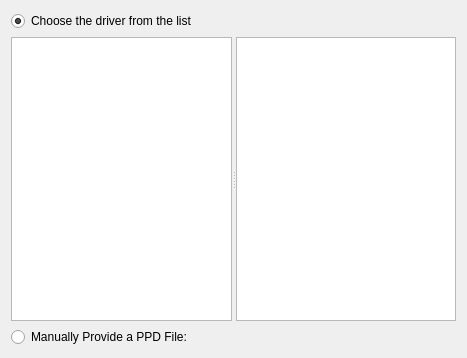
This is libkcups/SelectMakeModel.ui in KDE/print-manager as Qt 5 draws it before an edit. The edited form follows.
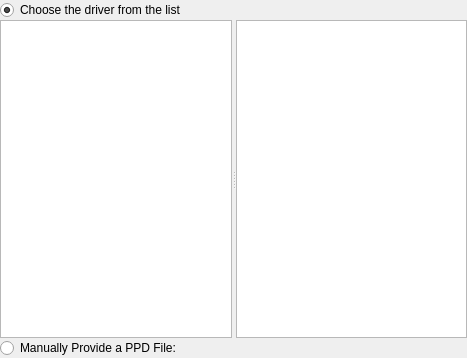
This is the edited form. Custom widgets are drawn as their Qt base class.

```diff
--- a/libkcups/SelectMakeModel.ui
+++ b/libkcups/SelectMakeModel.ui
@@ -14,14 +14,13 @@
    <string>Select a Driver</string>
   </property>
   <layout class="QGridLayout" name="gridLayout">
-   <item row="2" column="0">
-    <widget class="QRadioButton" name="ppdFileRB">
-     <property name="text">
-      <string>Manually Provide a PPD File:</string>
-     </property>
-    </widget>
-   </item>
-   <item row="2" column="1">
+   <property name="verticalSpacing">
+    <number>0</number>
+   </property>
+   <property name="margin">
+    <number>0</number>
+   </property>
+   <item row="3" column="1">
     <widget class="KUrlRequester" name="ppdFilePathUrl">
      <property name="enabled">
       <bool>false</bool>
@@ -37,7 +36,7 @@
      </property>
     </widget>
    </item>
-   <item row="1" column="0" colspan="2">
+   <item row="2" column="0" colspan="2">
     <widget class="QSplitter" name="splitter">
      <property name="sizePolicy">
       <sizepolicy hsizetype="Preferred" vsizetype="Expanding">
@@ -66,7 +65,7 @@
      </widget>
     </widget>
    </item>
-   <item row="0" column="0" colspan="2">
+   <item row="1" column="0" colspan="2">
     <layout class="QHBoxLayout" name="horizontalLayout">
      <item>
       <widget class="QRadioButton" name="radioButton_2">
@@ -80,6 +79,16 @@
      </item>
     </layout>
    </item>
+   <item row="3" column="0">
+    <widget class="QRadioButton" name="ppdFileRB">
+     <property name="text">
+      <string>Manually Provide a PPD File:</string>
+     </property>
+    </widget>
+   </item>
+   <item row="0" column="0" colspan="2">
+    <widget class="KMessageWidget" name="messageWidget" native="true"/>
+   </item>
   </layout>
  </widget>
  <customwidgets>
@@ -88,6 +97,12 @@
    <extends>QFrame</extends>
    <header>kurlrequester.h</header>
   </customwidget>
+  <customwidget>
+   <class>KMessageWidget</class>
+   <extends>QWidget</extends>
+   <header location="global">kmessagewidget.h</header>
+   <container>1</container>
+  </customwidget>
  </customwidgets>
  <resources/>
  <connections>
```
